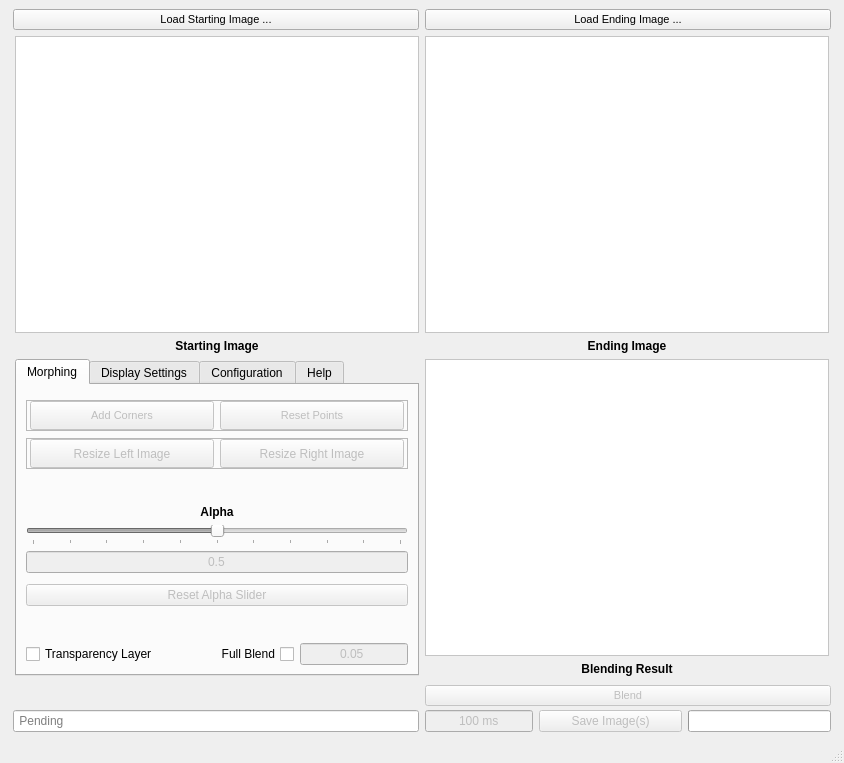
Above: Morphing/MorphingGUI.ui from dn0418/Python-Image-Morpher before the change. Below: the same form after it.
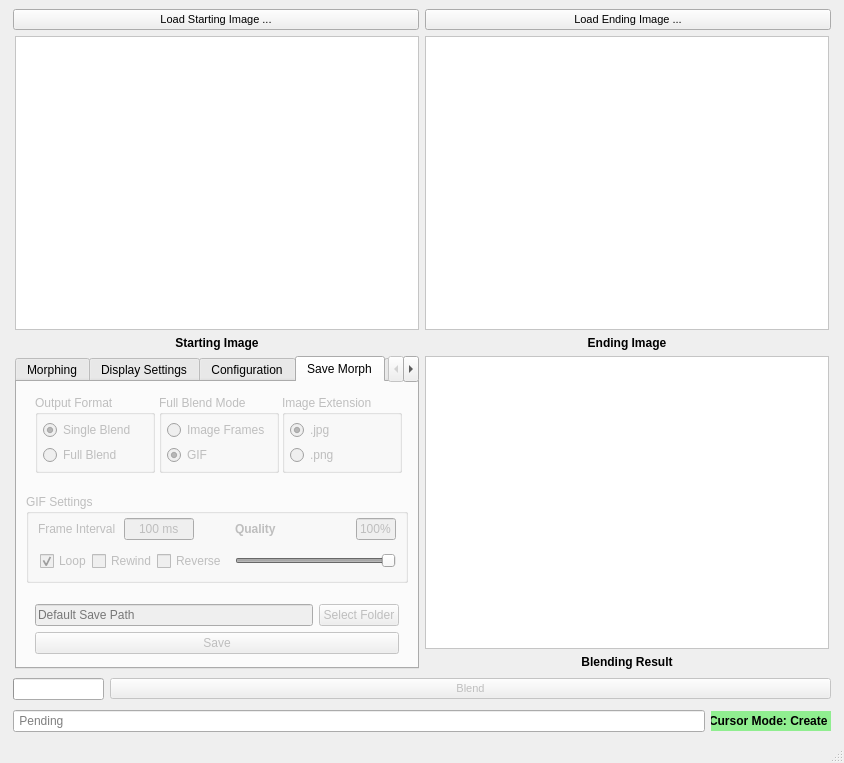
That is the form after the change. The open tabs and pages were chosen to show the change.

Commit message: Save Tab Draft, Progress Bar Animations, Cursor Mode+

The edit to the form file:
```diff
--- a/Morphing/MorphingGUI.ui
+++ b/Morphing/MorphingGUI.ui
@@ -57,10 +57,10 @@
        <property name="verticalSpacing">
         <number>4</number>
        </property>
-       <item row="0" column="0">
-        <widget class="QWidget" name="widget_10" native="true">
+       <item row="1" column="1">
+        <widget class="QWidget" name="widget_9" native="true">
          <property name="sizePolicy">
-          <sizepolicy hsizetype="MinimumExpanding" vsizetype="Preferred">
+          <sizepolicy hsizetype="MinimumExpanding" vsizetype="Fixed">
            <horstretch>0</horstretch>
            <verstretch>0</verstretch>
           </sizepolicy>
@@ -91,134 +91,29 @@
          </property>
         </widget>
        </item>
-       <item row="1" column="0">
-        <widget class="QLineEdit" name="notificationLine">
+       <item row="0" column="0">
+        <widget class="QProgressBar" name="progressBar">
          <property name="sizePolicy">
-          <sizepolicy hsizetype="MinimumExpanding" vsizetype="Fixed">
+          <sizepolicy hsizetype="Minimum" vsizetype="Fixed">
            <horstretch>0</horstretch>
            <verstretch>0</verstretch>
           </sizepolicy>
          </property>
-         <property name="toolTip">
-          <string>&lt;html&gt;&lt;head/&gt;&lt;body&gt;&lt;p&gt;&lt;span style=&quot; font-style:italic;&quot;&gt;Display of the status of your most recently performed action, where applicable&lt;/span&gt;&lt;/p&gt;&lt;/body&gt;&lt;/html&gt;</string>
-         </property>
-         <property name="text">
-          <string/>
-         </property>
-         <property name="cursorPosition">
-          <number>0</number>
-         </property>
-         <property name="alignment">
-          <set>Qt::AlignLeading|Qt::AlignLeft|Qt::AlignVCenter</set>
-         </property>
-         <property name="readOnly">
-          <bool>true</bool>
-         </property>
-         <property name="placeholderText">
-          <string> Pending</string>
-         </property>
-        </widget>
-       </item>
-       <item row="1" column="1">
-        <widget class="QWidget" name="widget_9" native="true">
-         <property name="sizePolicy">
-          <sizepolicy hsizetype="MinimumExpanding" vsizetype="Fixed">
-           <horstretch>0</horstretch>
-           <verstretch>0</verstretch>
-          </sizepolicy>
-         </property>
-         <property name="minimumSize">
+         <property name="baseSize">
           <size>
            <width>0</width>
            <height>0</height>
           </size>
          </property>
-         <layout class="QHBoxLayout" name="horizontalLayout_8">
-          <property name="leftMargin">
-           <number>0</number>
-          </property>
-          <property name="topMargin">
-           <number>0</number>
-          </property>
-          <property name="rightMargin">
-           <number>0</number>
-          </property>
-          <property name="bottomMargin">
-           <number>0</number>
-          </property>
-          <item>
-           <widget class="QLineEdit" name="gifText">
-            <property name="enabled">
-             <bool>false</bool>
-            </property>
-            <property name="sizePolicy">
-             <sizepolicy hsizetype="Fixed" vsizetype="Fixed">
-              <horstretch>0</horstretch>
-              <verstretch>0</verstretch>
-             </sizepolicy>
-            </property>
-            <property name="toolTip">
-             <string>&lt;html&gt;&lt;head/&gt;&lt;body&gt;&lt;p&gt;&lt;span style=&quot; font-style:italic;&quot;&gt;When saving a full blend as a GIF, determines amount of time given to each frame&lt;/span&gt;&lt;/p&gt;&lt;p&gt;&lt;span style=&quot; font-style:italic;&quot;&gt;Smaller numbers result in faster GIFs, and vice versa.&lt;/span&gt;&lt;/p&gt;&lt;p&gt;&lt;span style=&quot; font-style:italic;&quot;&gt;(Default: 100 ms, Minimum: 1 ms, Maximum: 999 ms)&lt;/span&gt;&lt;/p&gt;&lt;/body&gt;&lt;/html&gt;</string>
-            </property>
-            <property name="inputMask">
-             <string>999 ms</string>
-            </property>
-            <property name="text">
-             <string>100 ms</string>
-            </property>
-            <property name="alignment">
-             <set>Qt::AlignCenter</set>
-            </property>
-            <property name="placeholderText">
-             <string>100 ms</string>
-            </property>
-           </widget>
-          </item>
-          <item>
-           <widget class="QPushButton" name="saveButton">
-            <property name="enabled">
-             <bool>false</bool>
-            </property>
-            <property name="sizePolicy">
-             <sizepolicy hsizetype="Minimum" vsizetype="Fixed">
-              <horstretch>0</horstretch>
-              <verstretch>0</verstretch>
-             </sizepolicy>
-            </property>
-            <property name="minimumSize">
-             <size>
-              <width>0</width>
-              <height>0</height>
-             </size>
-            </property>
-            <property name="toolTip">
-             <string>&lt;html&gt;&lt;head/&gt;&lt;body&gt;&lt;p&gt;&lt;span style=&quot; font-style:italic;&quot;&gt;Opens a file explorer window to save the current morph as either of the following:&lt;/span&gt;&lt;/p&gt;&lt;p&gt;&lt;span style=&quot; font-weight:600; font-style:italic;&quot;&gt;Single Blend&lt;/span&gt;&lt;span style=&quot; font-style:italic;&quot;&gt; - Image of given type&lt;/span&gt;&lt;/p&gt;&lt;p&gt;&lt;span style=&quot; font-weight:600; font-style:italic;&quot;&gt;Full Blend &lt;/span&gt;&lt;span style=&quot; font-style:italic;&quot;&gt;- GIF (affected by frame time parameter, left)&lt;/span&gt;&lt;/p&gt;&lt;/body&gt;&lt;/html&gt;</string>
-            </property>
-            <property name="text">
-             <string>Save Image(s)</string>
-            </property>
-           </widget>
-          </item>
-          <item>
-           <widget class="QProgressBar" name="progressBar">
-            <property name="sizePolicy">
-             <sizepolicy hsizetype="Minimum" vsizetype="Fixed">
-              <horstretch>0</horstretch>
-              <verstretch>0</verstretch>
-             </sizepolicy>
-            </property>
-            <property name="value">
-             <number>0</number>
-            </property>
-            <property name="textVisible">
-             <bool>false</bool>
-            </property>
-            <property name="invertedAppearance">
-             <bool>false</bool>
-            </property>
-           </widget>
-          </item>
-         </layout>
+         <property name="value">
+          <number>0</number>
+         </property>
+         <property name="textVisible">
+          <bool>false</bool>
+         </property>
+         <property name="invertedAppearance">
+          <bool>false</bool>
+         </property>
         </widget>
        </item>
       </layout>
@@ -2773,6 +2668,641 @@
               </item>
              </layout>
             </widget>
+            <widget class="QWidget" name="tab_3">
+             <property name="sizePolicy">
+              <sizepolicy hsizetype="MinimumExpanding" vsizetype="MinimumExpanding">
+               <horstretch>0</horstretch>
+               <verstretch>0</verstretch>
+              </sizepolicy>
+             </property>
+             <attribute name="title">
+              <string>Save Morph</string>
+             </attribute>
+             <layout class="QGridLayout" name="gridLayout_13">
+              <item row="4" column="0" colspan="3">
+               <widget class="QWidget" name="saveTab_fileSettingsGroup" native="true">
+                <property name="enabled">
+                 <bool>false</bool>
+                </property>
+                <layout class="QGridLayout" name="gridLayout_12">
+                 <property name="topMargin">
+                  <number>4</number>
+                 </property>
+                 <property name="bottomMargin">
+                  <number>4</number>
+                 </property>
+                 <item row="0" column="1">
+                  <widget class="QPushButton" name="saveTab_folderSelectButton">
+                   <property name="text">
+                    <string>Select Folder</string>
+                   </property>
+                  </widget>
+                 </item>
+                 <item row="1" column="0" colspan="2">
+                  <widget class="QPushButton" name="saveButton">
+                   <property name="enabled">
+                    <bool>false</bool>
+                   </property>
+                   <property name="sizePolicy">
+                    <sizepolicy hsizetype="Minimum" vsizetype="Fixed">
+                     <horstretch>0</horstretch>
+                     <verstretch>0</verstretch>
+                    </sizepolicy>
+                   </property>
+                   <property name="minimumSize">
+                    <size>
+                     <width>0</width>
+                     <height>0</height>
+                    </size>
+                   </property>
+                   <property name="toolTip">
+                    <string>&lt;html&gt;&lt;head/&gt;&lt;body&gt;&lt;p&gt;&lt;span style=&quot; font-style:italic;&quot;&gt;Opens a file explorer window to save the current morph as either of the following:&lt;/span&gt;&lt;/p&gt;&lt;p&gt;&lt;span style=&quot; font-weight:600; font-style:italic;&quot;&gt;Single Blend&lt;/span&gt;&lt;span style=&quot; font-style:italic;&quot;&gt; - Image of given type&lt;/span&gt;&lt;/p&gt;&lt;p&gt;&lt;span style=&quot; font-weight:600; font-style:italic;&quot;&gt;Full Blend &lt;/span&gt;&lt;span style=&quot; font-style:italic;&quot;&gt;- GIF (affected by frame time parameter, left)&lt;/span&gt;&lt;/p&gt;&lt;/body&gt;&lt;/html&gt;</string>
+                   </property>
+                   <property name="text">
+                    <string>Save</string>
+                   </property>
+                  </widget>
+                 </item>
+                 <item row="0" column="0">
+                  <widget class="QLineEdit" name="saveTab_folderDisplayText">
+                   <property name="cursor">
+                    <cursorShape>ArrowCursor</cursorShape>
+                   </property>
+                   <property name="mouseTracking">
+                    <bool>false</bool>
+                   </property>
+                   <property name="acceptDrops">
+                    <bool>false</bool>
+                   </property>
+                   <property name="readOnly">
+                    <bool>true</bool>
+                   </property>
+                   <property name="placeholderText">
+                    <string>Default Save Path</string>
+                   </property>
+                   <property name="clearButtonEnabled">
+                    <bool>false</bool>
+                   </property>
+                  </widget>
+                 </item>
+                </layout>
+               </widget>
+              </item>
+              <item row="0" column="0" colspan="3">
+               <widget class="QWidget" name="saveTab_formatSettingsGroup" native="true">
+                <property name="sizePolicy">
+                 <sizepolicy hsizetype="MinimumExpanding" vsizetype="MinimumExpanding">
+                  <horstretch>0</horstretch>
+                  <verstretch>0</verstretch>
+                 </sizepolicy>
+                </property>
+                <property name="minimumSize">
+                 <size>
+                  <width>300</width>
+                  <height>50</height>
+                 </size>
+                </property>
+                <layout class="QHBoxLayout" name="horizontalLayout_10">
+                 <property name="topMargin">
+                  <number>4</number>
+                 </property>
+                 <property name="bottomMargin">
+                  <number>4</number>
+                 </property>
+                 <item>
+                  <widget class="QGroupBox" name="saveTab_outputFormatGroup">
+                   <property name="enabled">
+                    <bool>false</bool>
+                   </property>
+                   <property name="sizePolicy">
+                    <sizepolicy hsizetype="MinimumExpanding" vsizetype="MinimumExpanding">
+                     <horstretch>0</horstretch>
+                     <verstretch>0</verstretch>
+                    </sizepolicy>
+                   </property>
+                   <property name="minimumSize">
+                    <size>
+                     <width>120</width>
+                     <height>60</height>
+                    </size>
+                   </property>
+                   <property name="maximumSize">
+                    <size>
+                     <width>16777215</width>
+                     <height>16777215</height>
+                    </size>
+                   </property>
+                   <property name="baseSize">
+                    <size>
+                     <width>120</width>
+                     <height>60</height>
+                    </size>
+                   </property>
+                   <property name="title">
+                    <string>Output Format</string>
+                   </property>
+                   <layout class="QVBoxLayout" name="verticalLayout_4">
+                    <property name="spacing">
+                     <number>5</number>
+                    </property>
+                    <property name="leftMargin">
+                     <number>5</number>
+                    </property>
+                    <property name="topMargin">
+                     <number>5</number>
+                    </property>
+                    <property name="rightMargin">
+                     <number>5</number>
+                    </property>
+                    <property name="bottomMargin">
+                     <number>5</number>
+                    </property>
+                    <item>
+                     <widget class="QRadioButton" name="saveTab_singleRadio">
+                      <property name="text">
+                       <string>Single Blend</string>
+                      </property>
+                      <property name="checked">
+                       <bool>true</bool>
+                      </property>
+                     </widget>
+                    </item>
+                    <item>
+                     <widget class="QRadioButton" name="saveTab_multiRadio">
+                      <property name="enabled">
+                       <bool>false</bool>
+                      </property>
+                      <property name="text">
+                       <string>Full Blend</string>
+                      </property>
+                     </widget>
+                    </item>
+                   </layout>
+                  </widget>
+                 </item>
+                 <item>
+                  <spacer name="horizontalSpacer_5">
+                   <property name="orientation">
+                    <enum>Qt::Horizontal</enum>
+                   </property>
+                   <property name="sizeHint" stdset="0">
+                    <size>
+                     <width>40</width>
+                     <height>20</height>
+                    </size>
+                   </property>
+                  </spacer>
+                 </item>
+                 <item>
+                  <widget class="QGroupBox" name="saveTab_fullBlendGroup">
+                   <property name="enabled">
+                    <bool>false</bool>
+                   </property>
+                   <property name="sizePolicy">
+                    <sizepolicy hsizetype="MinimumExpanding" vsizetype="MinimumExpanding">
+                     <horstretch>0</horstretch>
+                     <verstretch>0</verstretch>
+                    </sizepolicy>
+                   </property>
+                   <property name="minimumSize">
+                    <size>
+                     <width>120</width>
+                     <height>60</height>
+                    </size>
+                   </property>
+                   <property name="maximumSize">
+                    <size>
+                     <width>16777215</width>
+                     <height>16777215</height>
+                    </size>
+                   </property>
+                   <property name="baseSize">
+                    <size>
+                     <width>120</width>
+                     <height>60</height>
+                    </size>
+                   </property>
+                   <property name="title">
+                    <string>Full Blend Mode</string>
+                   </property>
+                   <layout class="QVBoxLayout" name="verticalLayout_3">
+                    <property name="spacing">
+                     <number>5</number>
+                    </property>
+                    <property name="leftMargin">
+                     <number>5</number>
+                    </property>
+                    <property name="topMargin">
+                     <number>5</number>
+                    </property>
+                    <property name="rightMargin">
+                     <number>5</number>
+                    </property>
+                    <property name="bottomMargin">
+                     <number>5</number>
+                    </property>
+                    <item>
+                     <widget class="QRadioButton" name="saveTab_frameRadio">
+                      <property name="text">
+                       <string>Image Frames</string>
+                      </property>
+                     </widget>
+                    </item>
+                    <item>
+                     <widget class="QRadioButton" name="saveTab_gifRadio">
+                      <property name="text">
+                       <string>GIF</string>
+                      </property>
+                      <property name="checked">
+                       <bool>true</bool>
+                      </property>
+                     </widget>
+                    </item>
+                   </layout>
+                  </widget>
+                 </item>
+                 <item>
+                  <spacer name="horizontalSpacer_7">
+                   <property name="orientation">
+                    <enum>Qt::Horizontal</enum>
+                   </property>
+                   <property name="sizeHint" stdset="0">
+                    <size>
+                     <width>40</width>
+                     <height>20</height>
+                    </size>
+                   </property>
+                  </spacer>
+                 </item>
+                 <item>
+                  <widget class="QGroupBox" name="saveTab_imageExtensionGroup">
+                   <property name="enabled">
+                    <bool>false</bool>
+                   </property>
+                   <property name="sizePolicy">
+                    <sizepolicy hsizetype="MinimumExpanding" vsizetype="MinimumExpanding">
+                     <horstretch>0</horstretch>
+                     <verstretch>0</verstretch>
+                    </sizepolicy>
+                   </property>
+                   <property name="minimumSize">
+                    <size>
+                     <width>120</width>
+                     <height>60</height>
+                    </size>
+                   </property>
+                   <property name="maximumSize">
+                    <size>
+                     <width>16777215</width>
+                     <height>16777215</height>
+                    </size>
+                   </property>
+                   <property name="baseSize">
+                    <size>
+                     <width>120</width>
+                     <height>60</height>
+                    </size>
+                   </property>
+                   <property name="title">
+                    <string>Image Extension</string>
+                   </property>
+                   <layout class="QVBoxLayout" name="verticalLayout_5">
+                    <property name="spacing">
+                     <number>5</number>
+                    </property>
+                    <property name="leftMargin">
+                     <number>5</number>
+                    </property>
+                    <property name="topMargin">
+                     <number>5</number>
+                    </property>
+                    <property name="rightMargin">
+                     <number>5</number>
+                    </property>
+                    <property name="bottomMargin">
+                     <number>5</number>
+                    </property>
+                    <item>
+                     <widget class="QRadioButton" name="saveTab_jpgRadio">
+                      <property name="sizePolicy">
+                       <sizepolicy hsizetype="Minimum" vsizetype="Fixed">
+                        <horstretch>0</horstretch>
+                        <verstretch>0</verstretch>
+                       </sizepolicy>
+                      </property>
+                      <property name="text">
+                       <string>.jpg</string>
+                      </property>
+                      <property name="checked">
+                       <bool>true</bool>
+                      </property>
+                     </widget>
+                    </item>
+                    <item>
+                     <widget class="QRadioButton" name="saveTab_pngRadio">
+                      <property name="text">
+                       <string>.png</string>
+                      </property>
+                     </widget>
+                    </item>
+                   </layout>
+                  </widget>
+                 </item>
+                </layout>
+               </widget>
+              </item>
+              <item row="3" column="0" colspan="3">
+               <spacer name="verticalSpacer_11">
+                <property name="orientation">
+                 <enum>Qt::Vertical</enum>
+                </property>
+                <property name="sizeType">
+                 <enum>QSizePolicy::MinimumExpanding</enum>
+                </property>
+                <property name="sizeHint" stdset="0">
+                 <size>
+                  <width>20</width>
+                  <height>0</height>
+                 </size>
+                </property>
+               </spacer>
+              </item>
+              <item row="1" column="0" colspan="3">
+               <spacer name="verticalSpacer_10">
+                <property name="orientation">
+                 <enum>Qt::Vertical</enum>
+                </property>
+                <property name="sizeType">
+                 <enum>QSizePolicy::MinimumExpanding</enum>
+                </property>
+                <property name="sizeHint" stdset="0">
+                 <size>
+                  <width>20</width>
+                  <height>0</height>
+                 </size>
+                </property>
+               </spacer>
+              </item>
+              <item row="2" column="0" colspan="3">
+               <widget class="QGroupBox" name="saveTab_gifSettingsGroup">
+                <property name="enabled">
+                 <bool>false</bool>
+                </property>
+                <property name="title">
+                 <string>GIF Settings</string>
+                </property>
+                <layout class="QGridLayout" name="gridLayout_11">
+                 <property name="topMargin">
+                  <number>4</number>
+                 </property>
+                 <property name="bottomMargin">
+                  <number>4</number>
+                 </property>
+                 <item row="0" column="2">
+                  <widget class="QLineEdit" name="gifText">
+                   <property name="enabled">
+                    <bool>false</bool>
+                   </property>
+                   <property name="sizePolicy">
+                    <sizepolicy hsizetype="Fixed" vsizetype="Fixed">
+                     <horstretch>0</horstretch>
+                     <verstretch>0</verstretch>
+                    </sizepolicy>
+                   </property>
+                   <property name="minimumSize">
+                    <size>
+                     <width>70</width>
+                     <height>0</height>
+                    </size>
+                   </property>
+                   <property name="maximumSize">
+                    <size>
+                     <width>70</width>
+                     <height>16777215</height>
+                    </size>
+                   </property>
+                   <property name="baseSize">
+                    <size>
+                     <width>70</width>
+                     <height>0</height>
+                    </size>
+                   </property>
+                   <property name="toolTip">
+                    <string>&lt;html&gt;&lt;head/&gt;&lt;body&gt;&lt;p&gt;&lt;span style=&quot; font-style:italic;&quot;&gt;When saving a full blend as a GIF, determines amount of time given to each frame&lt;/span&gt;&lt;/p&gt;&lt;p&gt;&lt;span style=&quot; font-style:italic;&quot;&gt;Smaller numbers result in faster GIFs, and vice versa.&lt;/span&gt;&lt;/p&gt;&lt;p&gt;&lt;span style=&quot; font-style:italic;&quot;&gt;(Default: 100 ms, Minimum: 1 ms, Maximum: 999 ms)&lt;/span&gt;&lt;/p&gt;&lt;/body&gt;&lt;/html&gt;</string>
+                   </property>
+                   <property name="inputMask">
+                    <string>999 ms</string>
+                   </property>
+                   <property name="text">
+                    <string>100 ms</string>
+                   </property>
+                   <property name="alignment">
+                    <set>Qt::AlignCenter</set>
+                   </property>
+                   <property name="placeholderText">
+                    <string>100 ms</string>
+                   </property>
+                  </widget>
+                 </item>
+                 <item row="0" column="0" colspan="2">
+                  <widget class="QLabel" name="saveTab_gifIntervalLabel">
+                   <property name="enabled">
+                    <bool>false</bool>
+                   </property>
+                   <property name="minimumSize">
+                    <size>
+                     <width>80</width>
+                     <height>0</height>
+                    </size>
+                   </property>
+                   <property name="maximumSize">
+                    <size>
+                     <width>80</width>
+                     <height>16777215</height>
+                    </size>
+                   </property>
+                   <property name="text">
+                    <string>Frame Interval</string>
+                   </property>
+                  </widget>
+                 </item>
+                 <item row="2" column="0" colspan="4">
+                  <widget class="QWidget" name="saveTab_checkBoxGroup" native="true">
+                   <property name="sizePolicy">
+                    <sizepolicy hsizetype="Fixed" vsizetype="Preferred">
+                     <horstretch>0</horstretch>
+                     <verstretch>0</verstretch>
+                    </sizepolicy>
+                   </property>
+                   <property name="minimumSize">
+                    <size>
+                     <width>160</width>
+                     <height>30</height>
+                    </size>
+                   </property>
+                   <layout class="QHBoxLayout" name="horizontalLayout_11">
+                    <property name="spacing">
+                     <number>0</number>
+                    </property>
+                    <property name="leftMargin">
+                     <number>2</number>
+                    </property>
+                    <property name="topMargin">
+                     <number>0</number>
+                    </property>
+                    <property name="rightMargin">
+                     <number>2</number>
+                    </property>
+                    <property name="bottomMargin">
+                     <number>0</number>
+                    </property>
+                    <item>
+                     <widget class="QCheckBox" name="saveTab_loopBox">
+                      <property name="enabled">
+                       <bool>false</bool>
+                      </property>
+                      <property name="text">
+                       <string>Loop</string>
+                      </property>
+                      <property name="checked">
+                       <bool>true</bool>
+                      </property>
+                     </widget>
+                    </item>
+                    <item>
+                     <widget class="QCheckBox" name="saveTab_rewindBox">
+                      <property name="enabled">
+                       <bool>false</bool>
+                      </property>
+                      <property name="text">
+                       <string>Rewind</string>
+                      </property>
+                     </widget>
+                    </item>
+                    <item>
+                     <widget class="QCheckBox" name="saveTab_reverseBox">
+                      <property name="enabled">
+                       <bool>false</bool>
+                      </property>
+                      <property name="text">
+                       <string>Reverse</string>
+                      </property>
+                     </widget>
+                    </item>
+                   </layout>
+                  </widget>
+                 </item>
+                 <item row="0" column="5">
+                  <spacer name="horizontalSpacer_8">
+                   <property name="orientation">
+                    <enum>Qt::Horizontal</enum>
+                   </property>
+                   <property name="sizeType">
+                    <enum>QSizePolicy::MinimumExpanding</enum>
+                   </property>
+                   <property name="sizeHint" stdset="0">
+                    <size>
+                     <width>40</width>
+                     <height>20</height>
+                    </size>
+                   </property>
+                  </spacer>
+                 </item>
+                 <item row="0" column="6">
+                  <widget class="QLineEdit" name="saveTab_gifQualityBox">
+                   <property name="enabled">
+                    <bool>false</bool>
+                   </property>
+                   <property name="sizePolicy">
+                    <sizepolicy hsizetype="Fixed" vsizetype="Fixed">
+                     <horstretch>0</horstretch>
+                     <verstretch>0</verstretch>
+                    </sizepolicy>
+                   </property>
+                   <property name="minimumSize">
+                    <size>
+                     <width>40</width>
+                     <height>0</height>
+                    </size>
+                   </property>
+                   <property name="maximumSize">
+                    <size>
+                     <width>40</width>
+                     <height>16777215</height>
+                    </size>
+                   </property>
+                   <property name="cursor">
+                    <cursorShape>ArrowCursor</cursorShape>
+                   </property>
+                   <property name="text">
+                    <string>100%</string>
+                   </property>
+                   <property name="alignment">
+                    <set>Qt::AlignCenter</set>
+                   </property>
+                   <property name="readOnly">
+                    <bool>true</bool>
+                   </property>
+                   <property name="placeholderText">
+                    <string>100%</string>
+                   </property>
+                  </widget>
+                 </item>
+                 <item row="0" column="4">
+                  <widget class="QLabel" name="saveTab_gifQualityLabel">
+                   <property name="enabled">
+                    <bool>false</bool>
+                   </property>
+                   <property name="minimumSize">
+                    <size>
+                     <width>50</width>
+                     <height>0</height>
+                    </size>
+                   </property>
+                   <property name="maximumSize">
+                    <size>
+                     <width>50</width>
+                     <height>16777215</height>
+                    </size>
+                   </property>
+                   <property name="font">
+                    <font>
+                     <weight>75</weight>
+                     <bold>true</bold>
+                    </font>
+                   </property>
+                   <property name="text">
+                    <string>Quality</string>
+                   </property>
+                  </widget>
+                 </item>
+                 <item row="2" column="4" colspan="3">
+                  <widget class="QSlider" name="saveTab_gifQualitySlider">
+                   <property name="enabled">
+                    <bool>false</bool>
+                   </property>
+                   <property name="minimum">
+                    <number>10</number>
+                   </property>
+                   <property name="maximum">
+                    <number>100</number>
+                   </property>
+                   <property name="sliderPosition">
+                    <number>100</number>
+                   </property>
+                   <property name="orientation">
+                    <enum>Qt::Horizontal</enum>
+                   </property>
+                   <property name="invertedAppearance">
+                    <bool>false</bool>
+                   </property>
+                  </widget>
+                 </item>
+                </layout>
+               </widget>
+              </item>
+             </layout>
+            </widget>
             <widget class="QWidget" name="tab">
              <attribute name="title">
               <string>Help</string>
@@ -3339,6 +3869,111 @@
       </layout>
      </widget>
     </item>
+    <item row="3" column="0">
+     <widget class="QWidget" name="widget_10" native="true">
+      <layout class="QHBoxLayout" name="horizontalLayout_12">
+       <property name="leftMargin">
+        <number>4</number>
+       </property>
+       <property name="topMargin">
+        <number>0</number>
+       </property>
+       <property name="rightMargin">
+        <number>4</number>
+       </property>
+       <property name="bottomMargin">
+        <number>0</number>
+       </property>
+       <item>
+        <widget class="QLineEdit" name="notificationLine">
+         <property name="sizePolicy">
+          <sizepolicy hsizetype="MinimumExpanding" vsizetype="Fixed">
+           <horstretch>0</horstretch>
+           <verstretch>0</verstretch>
+          </sizepolicy>
+         </property>
+         <property name="toolTip">
+          <string>&lt;html&gt;&lt;head/&gt;&lt;body&gt;&lt;p&gt;&lt;span style=&quot; font-style:italic;&quot;&gt;Display of the status of your most recently performed action, where applicable&lt;/span&gt;&lt;/p&gt;&lt;/body&gt;&lt;/html&gt;</string>
+         </property>
+         <property name="text">
+          <string/>
+         </property>
+         <property name="cursorPosition">
+          <number>0</number>
+         </property>
+         <property name="alignment">
+          <set>Qt::AlignLeading|Qt::AlignLeft|Qt::AlignVCenter</set>
+         </property>
+         <property name="readOnly">
+          <bool>true</bool>
+         </property>
+         <property name="placeholderText">
+          <string> Pending</string>
+         </property>
+        </widget>
+       </item>
+       <item>
+        <widget class="QLineEdit" name="cursorModeLine">
+         <property name="sizePolicy">
+          <sizepolicy hsizetype="Fixed" vsizetype="Fixed">
+           <horstretch>0</horstretch>
+           <verstretch>0</verstretch>
+          </sizepolicy>
+         </property>
+         <property name="minimumSize">
+          <size>
+           <width>120</width>
+           <height>20</height>
+          </size>
+         </property>
+         <property name="maximumSize">
+          <size>
+           <width>120</width>
+           <height>20</height>
+          </size>
+         </property>
+         <property name="font">
+          <font>
+           <weight>75</weight>
+           <bold>true</bold>
+           <kerning>true</kerning>
+          </font>
+         </property>
+         <property name="cursor">
+          <cursorShape>ArrowCursor</cursorShape>
+         </property>
+         <property name="mouseTracking">
+          <bool>false</bool>
+         </property>
+         <property name="acceptDrops">
+          <bool>false</bool>
+         </property>
+         <property name="autoFillBackground">
+          <bool>false</bool>
+         </property>
+         <property name="styleSheet">
+          <string notr="true">background : lightgreen;</string>
+         </property>
+         <property name="text">
+          <string>Cursor Mode: Create</string>
+         </property>
+         <property name="frame">
+          <bool>false</bool>
+         </property>
+         <property name="alignment">
+          <set>Qt::AlignCenter</set>
+         </property>
+         <property name="readOnly">
+          <bool>true</bool>
+         </property>
+         <property name="placeholderText">
+          <string>Cursor Mode: Create</string>
+         </property>
+        </widget>
+       </item>
+      </layout>
+     </widget>
+    </item>
    </layout>
   </widget>
   <widget class="QMenuBar" name="menubar">
```
Left out of the diff: 20 changed lines with no effect on the pictures. The commit also changes 2 other files.
